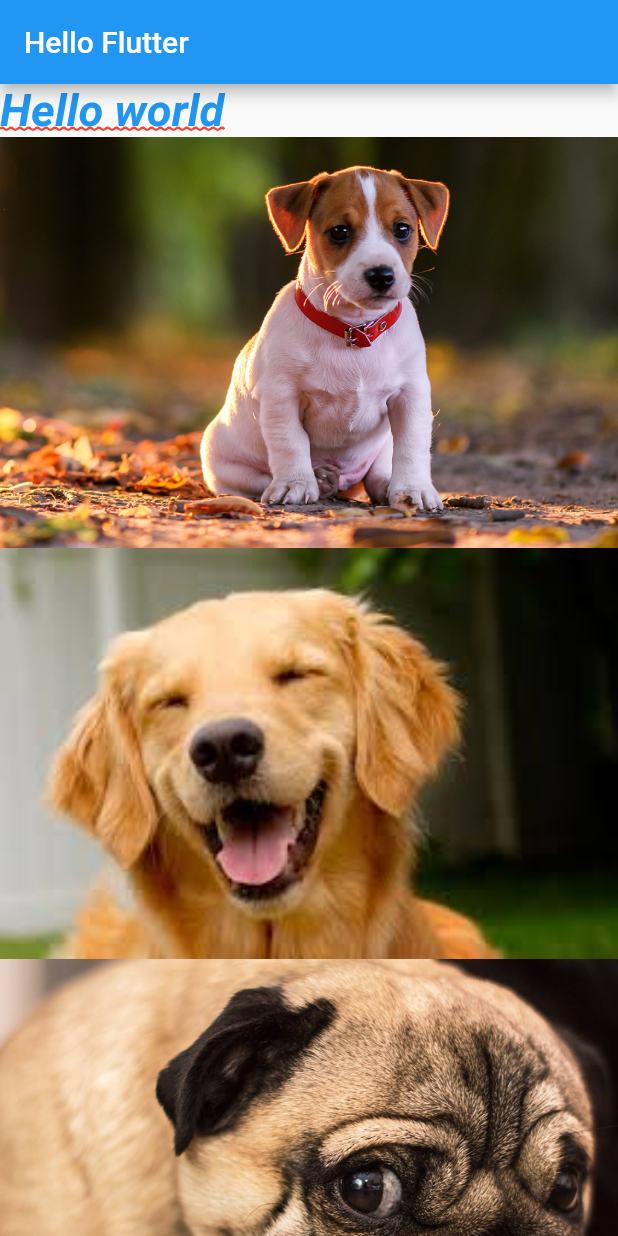
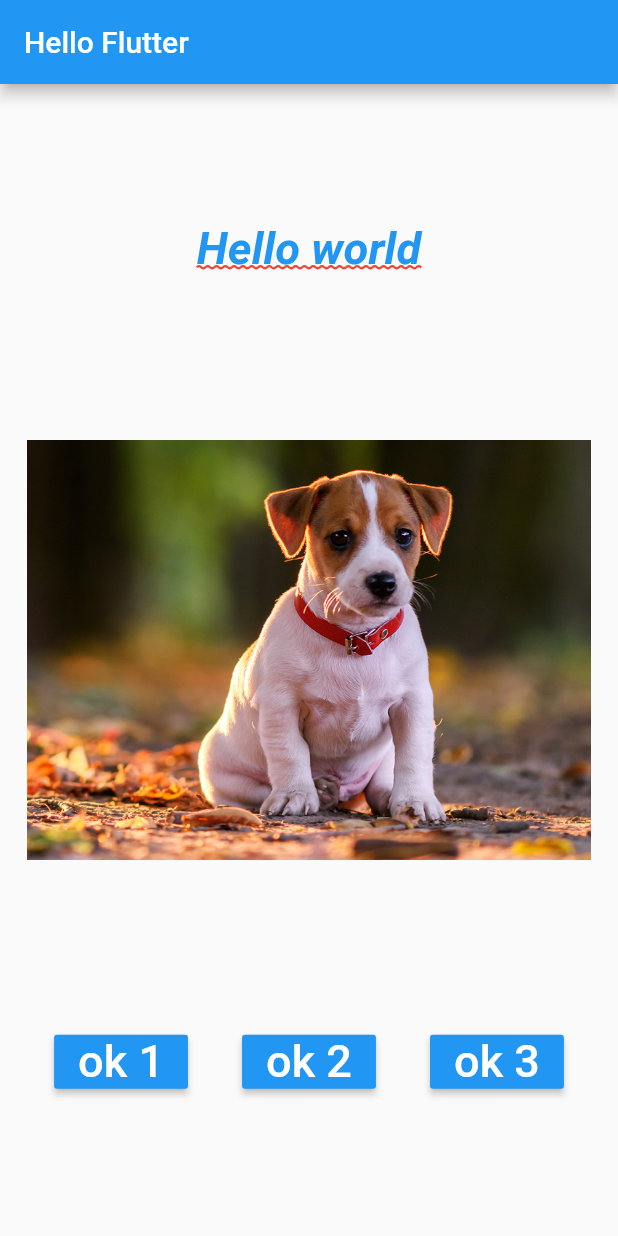
Before and after one commit to FrancaTM/flutter-hello, a Flutter app: the screen it shows after launch, on a phone screen of 412 x 824 dp. Run offline on Flutter 3.47's test engine with Material 2 defaults, Android fonts, the phone set to English and light mode, and no system bars.

```diff
--- a/lib/home_page.dart
+++ b/lib/home_page.dart
@@ -1,6 +1,13 @@
 import 'package:flutter/material.dart';
 
-class HomePage extends StatelessWidget {
+class HomePage extends StatefulWidget {
+  @override
+  _HomePageState createState() => _HomePageState();
+}
+
+class _HomePageState extends State<HomePage> {
+  String _msg = 'Hello world';
+
   @override
   Widget build(BuildContext context) {
     return Scaffold(
@@ -15,14 +22,11 @@ class HomePage extends StatelessWidget {
     return Container(
       child: Center(
 //        child: SizedBox.expand(child: _buildImage()),
-        child: ListView(
+        child: Column(
+          mainAxisAlignment: MainAxisAlignment.spaceEvenly,
           children: <Widget>[
             _buildText(),
-            _buildImage('assets/images/dog1.png'),
-            _buildImage('assets/images/dog2.png'),
-            _buildImage('assets/images/dog3.png'),
-            _buildImage('assets/images/dog4.png'),
-            _buildImage('assets/images/dog5.png'),
+            _buildPageView(),
             _buildButtonsRow(),
           ],
         ),
@@ -30,8 +34,10 @@ class HomePage extends StatelessWidget {
     );
   }
 
-  SizedBox _buildPageView() {
-    return SizedBox(
+  Widget _buildPageView() {
+    return Padding(
+      padding: const EdgeInsets.all(8.0),
+      child: SizedBox(
         height: 300,
         child: Padding(
           padding: const EdgeInsets.all(10.0),
@@ -45,6 +51,7 @@ class HomePage extends StatelessWidget {
             ],
           ),
         ),
+      ),
     );
   }
 
@@ -52,16 +59,16 @@ class HomePage extends StatelessWidget {
     return Row(
       mainAxisAlignment: MainAxisAlignment.spaceEvenly,
       children: <Widget>[
-        _buildButton('ok 1', () => print('clicou ok 1')),
-        _buildButton('ok 2', () => print('clicou ok 2')),
-        _buildButton('ok 3', () => print('clicou ok 3')),
+        _buildButton('ok 1', () => _onPressedOk('clicou ok 1')),
+        _buildButton('ok 2', () => _onPressedOk('clicou ok 2')),
+        _buildButton('ok 3', () => _onPressedOk('clicou ok 3')),
       ],
     );
   }
 
   Text _buildText() {
     return Text(
-      'Hello world',
+      _msg,
       style: TextStyle(
         fontSize: 30.0,
         color: Colors.blue,
@@ -95,7 +102,10 @@ class HomePage extends StatelessWidget {
     );
   }
 
-  void _onPressedOk() {
-    print('botao ok pressionado');
+  void _onPressedOk(String s) {
+    print(s);
+    setState(() {
+      _msg = s;
+    });
   }
 }
```
Lines whose indentation alone changed are shown as unchanged.
